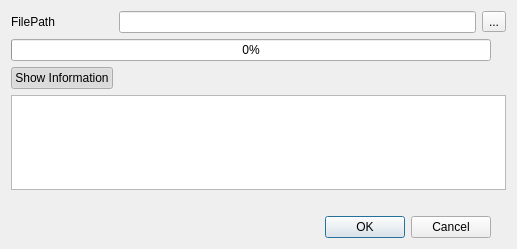
Old version of the form source/plugin/t4/widget.ui in the repository ww4u/mct-t4.
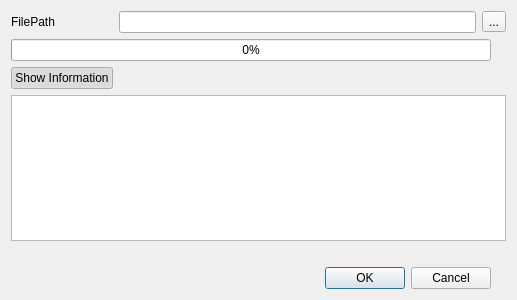
New version of the form.

```diff
--- a/source/plugin/t4/widget.ui
+++ b/source/plugin/t4/widget.ui
@@ -7,13 +7,13 @@
     <x>0</x>
     <y>0</y>
     <width>517</width>
-    <height>249</height>
+    <height>300</height>
    </rect>
   </property>
   <property name="minimumSize">
    <size>
     <width>300</width>
-    <height>150</height>
+    <height>300</height>
    </size>
   </property>
   <layout class="QGridLayout" name="gridLayout">
```
